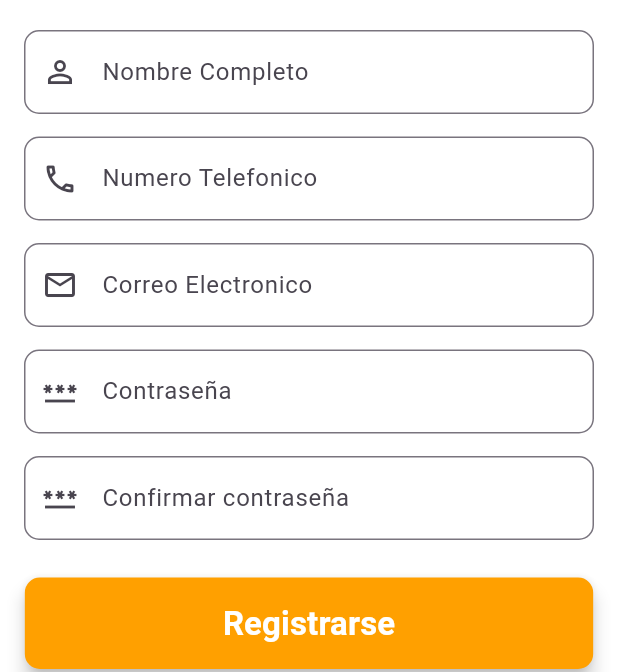
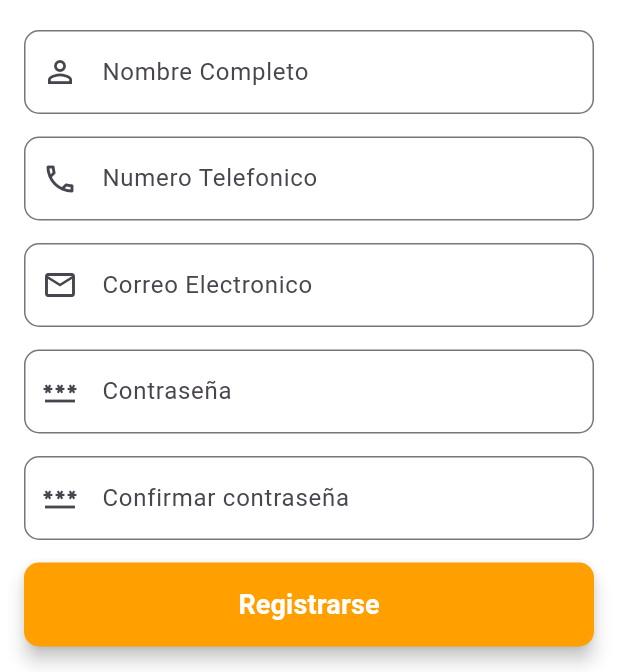
Before and after one commit to Alvitronex/LaibChat, a Flutter app: the RegisterScreen screen opened by its route, on a phone screen of 412 x 824 dp, the part 564-1236 px from its top. Run offline on Flutter 3.47's test engine with Material 3 defaults, Android fonts, the phone set to English and light mode, and no system bars; our stand-ins replace flutter_secure_storage; accounts and stored records are empty.

```diff
--- a/lib/components/components.dart
+++ b/lib/components/components.dart
@@ -1,3 +1,3 @@
 export 'package:frontend/components/utils/sidebar.dart';
-
 export 'package:frontend/components/utils/splash_screen.dart';
+export 'package:frontend/components/utils/time_utils.dart';
--- a/lib/screens/login/register_screen.dart
+++ b/lib/screens/login/register_screen.dart
@@ -234,14 +234,16 @@ class _RegisterFormState extends State<_RegisterForm> {
               return null;
             },
           ),
-          const SizedBox(height: 25),
-          MaterialButton(
-            shape: RoundedRectangleBorder(
-              borderRadius: BorderRadius.circular(10),
+          const SizedBox(height: 15),
+          ElevatedButton(
+            style: ElevatedButton.styleFrom(
+              backgroundColor: Colors.amber[700],
+              shape: RoundedRectangleBorder(
+                borderRadius: BorderRadius.circular(10),
+              ),
+              elevation: 5,
+              padding: const EdgeInsets.symmetric(vertical: 15),
             ),
-            disabledColor: Colors.grey,
-            elevation: 5,
-            color: Colors.amber[700],
             onPressed: registerForm.isLoading
                 ? null
                 : () async {
@@ -291,8 +293,6 @@ class _RegisterFormState extends State<_RegisterForm> {
                         ),
                       );
                     } else {
-                      // Mostrar el mensaje de error específico
-                      // ignore: use_build_context_synchronously
                       ScaffoldMessenger.of(context).showSnackBar(
                         SnackBar(
                           content: Text(respuesta),
@@ -303,18 +303,36 @@ class _RegisterFormState extends State<_RegisterForm> {
                     }
                   },
             child: Container(
-              padding:
-                  const EdgeInsets.symmetric(horizontal: 116.0, vertical: 15),
+              width: double.infinity,
+              alignment: Alignment.center,
               child: Text(
-                registerForm.isLoading ? 'Espere' : 'Registrarse',
+                registerForm.isLoading ? 'Espere...' : 'Registrarse',
                 style: const TextStyle(
                   color: Colors.white,
-                  fontSize: 22,
+                  fontSize: 18,
                   fontWeight: FontWeight.bold,
                 ),
               ),
             ),
           ),
+          const SizedBox(height: 10),
+          TextButton(
+            onPressed: () {
+              Navigator.pushReplacement(
+                context,
+                MaterialPageRoute(
+                  builder: (context) => const LoginScreen(),
+                ),
+              );
+            },
+            child: const Text(
+              '¿Ya tienes cuenta? Inicia sesión',
+              style: TextStyle(
+                fontSize: 16,
+                color: Colors.black87,
+              ),
+            ),
+          )
         ],
       ),
     );
```
Also changed, not shown: lib/components/utils/time_utils.dart (added, +53 -0 lines), lib/models/message.dart (+6 -12 lines), lib/screens/chat/chat_detail_screen.dart (+11 -13 lines), lib/screens/dashboard/dashboard.dart (+90 -8 lines), lib/screens/login/login_screen.dart (+24 -13 lines).
